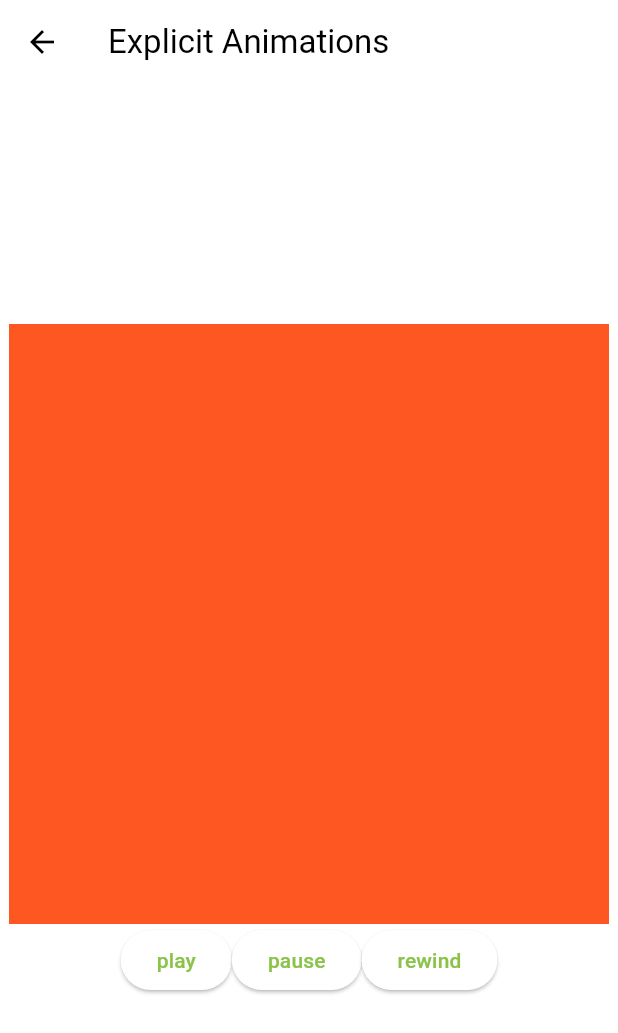
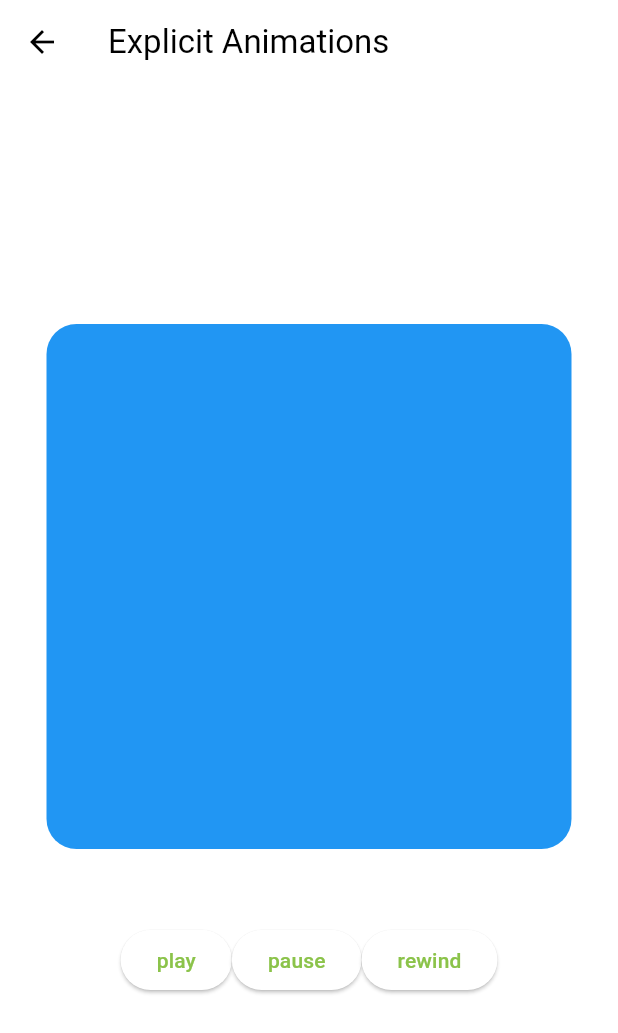
Before and after one commit to hnaa0/flutter_animations, a Flutter app: the ExplicitAnimationsScreen screen opened directly, on a phone screen of 412 x 824 dp. Shown: the top 1033 px of the screen. Run offline on Flutter 3.47's test engine with Material 3 defaults, Android fonts, the phone set to English and light mode, and no system bars.

Commit message:
2 Explicit animations 2.5 Explicit Widgets

```diff
--- a/lib/screens/explicit_animations_screen.dart
+++ b/lib/screens/explicit_animations_screen.dart
@@ -16,9 +16,30 @@
     duration: const Duration(seconds: 1),
   );
 
-  late final Animation<Color?> _color = ColorTween(
-    begin: Colors.deepOrange,
-    end: Colors.lime,
+  late final Animation<Decoration> _decoration = DecorationTween(
+    begin: BoxDecoration(
+      color: Colors.blue,
+      borderRadius: BorderRadius.circular(20),
+    ),
+    end: BoxDecoration(
+      color: Colors.green,
+      borderRadius: BorderRadius.circular(120),
+    ),
+  ).animate(_animationController);
+
+  late final Animation<double> _rotation = Tween(
+    begin: 0.0,
+    end: 2.0,
+  ).animate(_animationController);
+
+  late final Animation<double> _scale = Tween(
+    begin: 1.0,
+    end: 1.1,
+  ).animate(_animationController);
+
+  late final Animation<Offset> _position = Tween(
+    begin: const Offset(0, 0),
+    end: const Offset(0, -0.5),
   ).animate(_animationController);
 
   void _play() {
@@ -39,6 +60,12 @@
   }
 
   @override
+  void dispose() {
+    _animationController.dispose();
+    super.dispose();
+  }
+
+  @override
   Widget build(BuildContext context) {
     return Scaffold(
       appBar: AppBar(
@@ -50,15 +77,24 @@
         child: Column(
           mainAxisAlignment: MainAxisAlignment.center,
           children: [
-            AnimatedBuilder(
-              animation: _color,
-              builder: (context, child) {
-                return Container(
-                  width: 400,
-                  height: 400,
-                  color: _color.value,
-                );
-              },
+            SlideTransition(
+              position: _position,
+              child: ScaleTransition(
+                scale: _scale,
+                child: RotationTransition(
+                  turns: _rotation,
+                  child: DecoratedBoxTransition(
+                    decoration: _decoration,
+                    child: const SizedBox(
+                      width: 350,
+                      height: 350,
+                    ),
+                  ),
+                ),
+              ),
+            ),
+            const SizedBox(
+              height: 50,
             ),
             Row(
               mainAxisAlignment: MainAxisAlignment.center,
```
